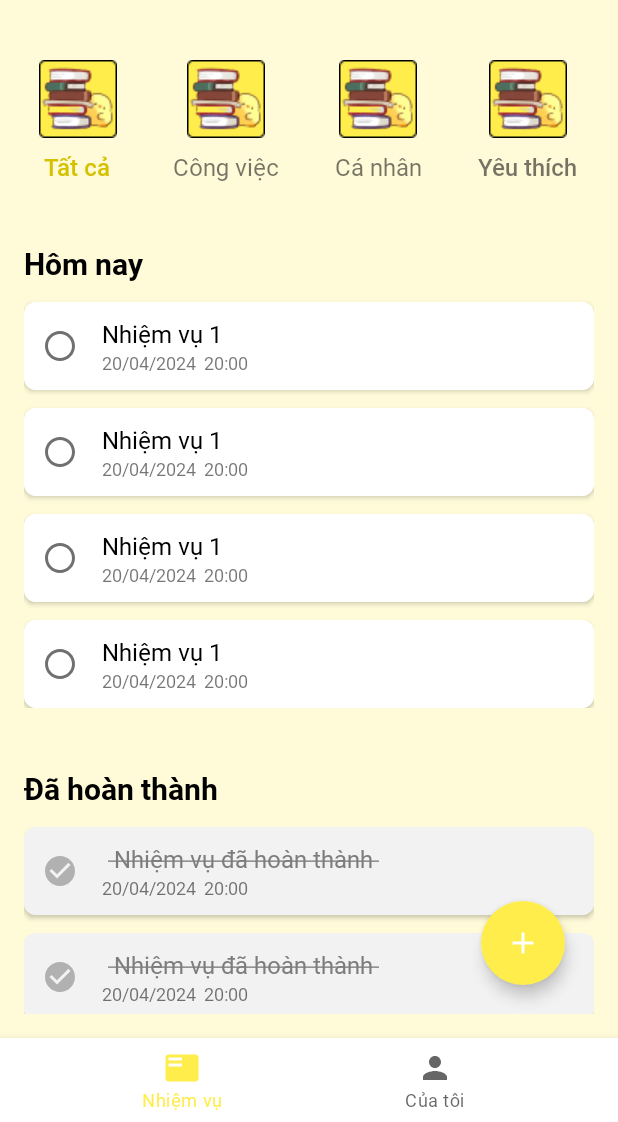
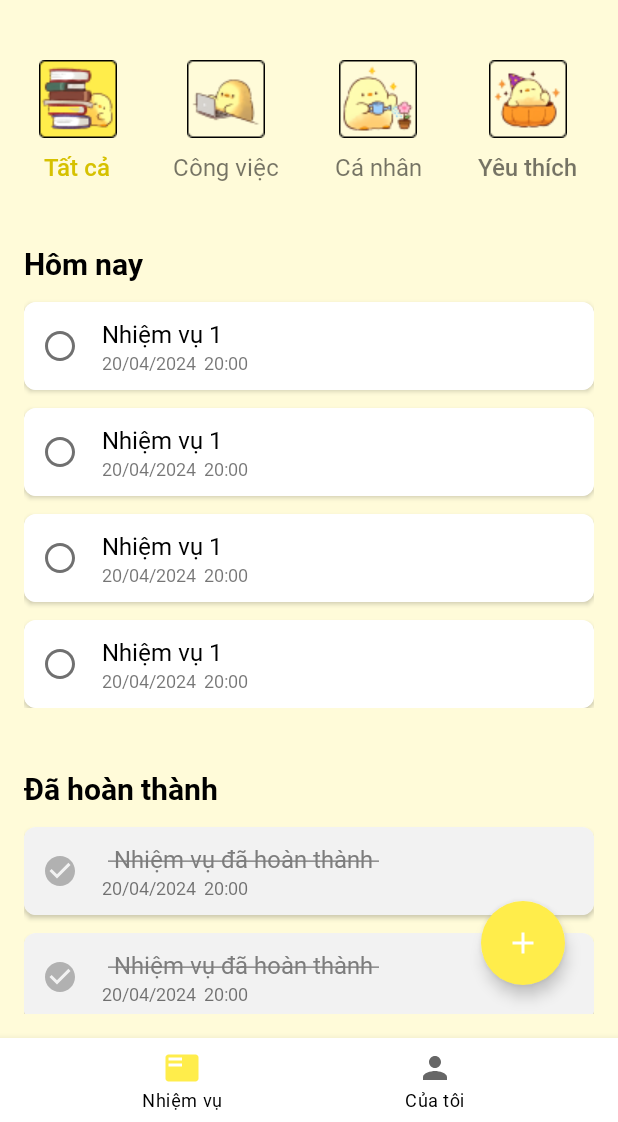
Before and after one commit to punpunxgnhmt/TodosApp, an Android app: the MainActivity screen opened directly, with no data from a screen before it, on a phone screen of 412 x 824 dp, the part 114-1236 px from its top. Run offline under Robolectric (Android 15) with nearby library versions, the phone set to English and light mode, and no system bars; our stand-ins replace CircleImageView, FlexboxLayout.

Commit message:
Update Image Home

```diff
--- a/app/src/main/res/layout/activity_main.xml
+++ b/app/src/main/res/layout/activity_main.xml
@@ -43,6 +43,7 @@
         app:layout_constraintEnd_toEndOf="parent"
         app:layout_constraintStart_toStartOf="parent"
         app:layout_wrapBehaviorInParent="skipped"
+        app:itemTextColor="@color/black"
         app:menu="@menu/menu_main" />
 
 
--- a/app/src/main/res/layout/fragment_task.xml
+++ b/app/src/main/res/layout/fragment_task.xml
@@ -115,7 +115,7 @@
                 <androidx.appcompat.widget.AppCompatImageView
                     android:layout_width="52dp"
                     android:layout_height="52dp"
-                    app:srcCompat="@drawable/img_category_all" />
+                    app:srcCompat="@drawable/img_category_work" />
 
                 <TextView
                     android:layout_width="wrap_content"
@@ -135,7 +135,7 @@
                 <androidx.appcompat.widget.AppCompatImageView
                     android:layout_width="52dp"
                     android:layout_height="52dp"
-                    app:srcCompat="@drawable/img_category_all" />
+                    app:srcCompat="@drawable/img_category_individual" />
 
                 <TextView
                     android:layout_width="wrap_content"
@@ -155,7 +155,7 @@
                 <androidx.appcompat.widget.AppCompatImageView
                     android:layout_width="52dp"
                     android:layout_height="52dp"
-                    app:srcCompat="@drawable/img_category_all" />
+                    app:srcCompat="@drawable/img_category_favorite" />
 
                 <TextView
                     android:layout_width="wrap_content"
```
Also changed, not shown: app/src/main/res/drawable/img_category_favorite.png (added), app/src/main/res/drawable/img_category_individual.png (added), app/src/main/res/drawable/img_category_work.png (added).
